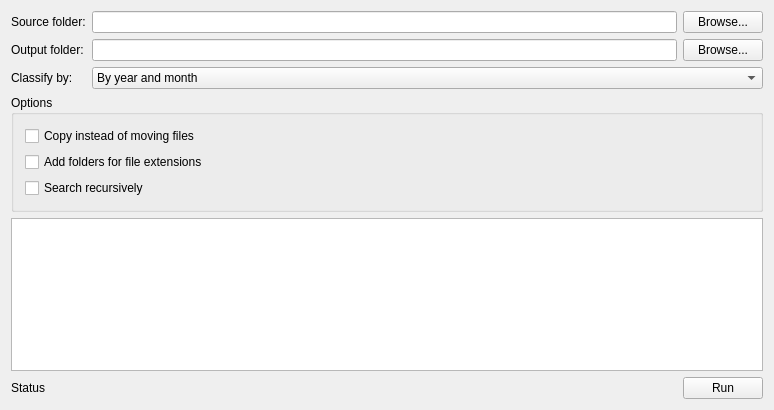
The window that Window.ui (JoseTomasTocino/FileClassifier) describes before a commit, drawn with Qt 5.
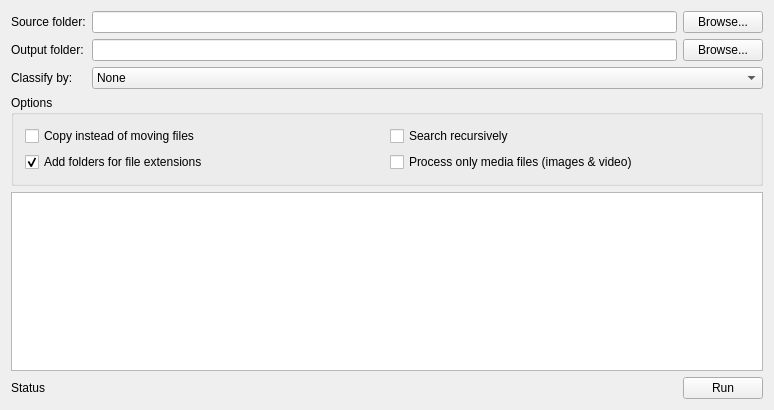
The same window after the commit.

Diff of the .ui file:
```diff
--- a/Window.ui
+++ b/Window.ui
@@ -17,7 +17,7 @@
    <item row="2" column="1" colspan="2">
     <widget class="QComboBox" name="cmbClassificationCriteria">
      <property name="currentIndex">
-      <number>2</number>
+      <number>0</number>
      </property>
      <item>
       <property name="text">
@@ -46,28 +46,38 @@
      <property name="title">
       <string>Options</string>
      </property>
-     <layout class="QVBoxLayout" name="verticalLayout">
-      <item>
+     <layout class="QGridLayout" name="gridLayout_2">
+      <item row="0" column="0">
        <widget class="QCheckBox" name="chkUseCopy">
         <property name="text">
          <string>Copy instead of moving files</string>
         </property>
        </widget>
       </item>
-      <item>
+      <item row="1" column="0">
        <widget class="QCheckBox" name="chkAddFoldersForExtensions">
         <property name="text">
          <string>Add folders for file extensions</string>
         </property>
+        <property name="checked">
+         <bool>true</bool>
+        </property>
        </widget>
       </item>
-      <item>
+      <item row="0" column="1">
        <widget class="QCheckBox" name="chkSearchRecursively">
         <property name="text">
          <string>Search recursively</string>
         </property>
        </widget>
       </item>
+      <item row="1" column="1">
+       <widget class="QCheckBox" name="chkOnlyMedia">
+        <property name="text">
+         <string>Process only media files (images &amp;&amp; video)</string>
+        </property>
+       </widget>
+      </item>
      </layout>
     </widget>
    </item>
```
